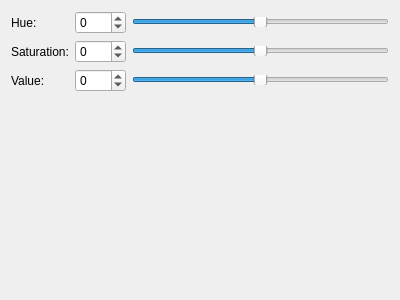
Snuux/ImageProcessingApp, file hsvcorrection.ui: the form before one commit.
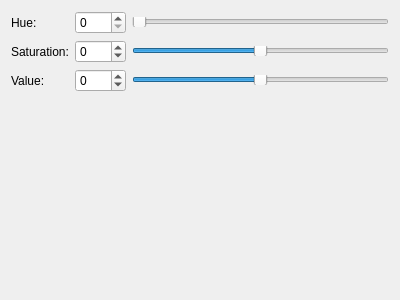
The form after the commit.

Diff of the .ui file:
```diff
--- a/hsvcorrection.ui
+++ b/hsvcorrection.ui
@@ -26,7 +26,7 @@
      <item row="0" column="1">
       <widget class="QSpinBox" name="spinBox">
        <property name="minimum">
-        <number>-300</number>
+        <number>0</number>
        </property>
        <property name="maximum">
         <number>300</number>
@@ -77,10 +77,10 @@
         </size>
        </property>
        <property name="minimum">
-        <number>-300</number>
+        <number>0</number>
        </property>
        <property name="maximum">
-        <number>300</number>
+        <number>360</number>
        </property>
        <property name="orientation">
         <enum>Qt::Horizontal</enum>
```
